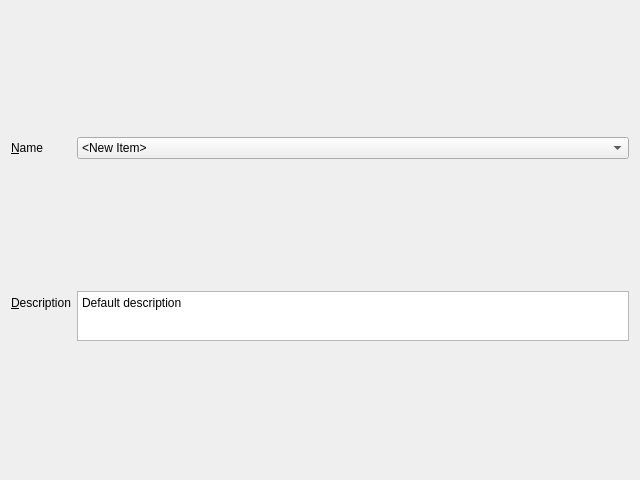
dysonltd-zz/gts, file app/src/tools/core/tabs/CollectionToolWidget.ui: the form before one commit.
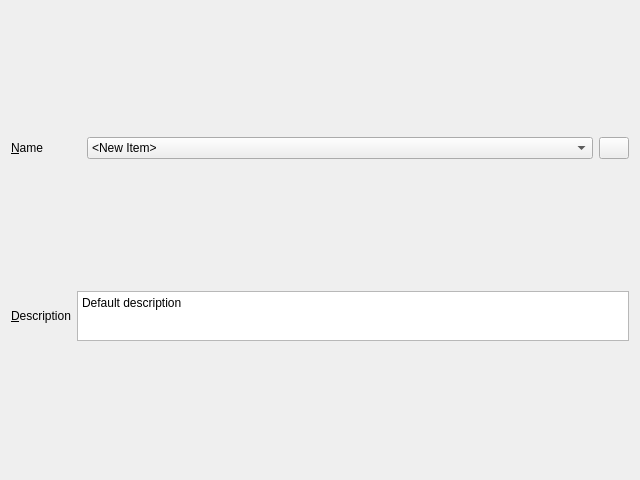
The form after the commit. Icons and pictures are not drawn.

Commit message: Fix for bug #1033 - Added + button to create new items

What changed in the file:
```diff
--- a/app/src/tools/core/tabs/CollectionToolWidget.ui
+++ b/app/src/tools/core/tabs/CollectionToolWidget.ui
@@ -15,9 +15,21 @@
   </property>
   <layout class="QVBoxLayout" name="verticalLayout">
    <item>
-    <layout class="QFormLayout" name="m_toolDetailsLayout">
+    <layout class="QGridLayout" name="gridLayout">
      <item row="0" column="0">
-      <widget class="QLabel" name="label">
+      <widget class="QLabel" name="nameLabel">
+       <property name="sizePolicy">
+        <sizepolicy hsizetype="Minimum" vsizetype="Preferred">
+         <horstretch>0</horstretch>
+         <verstretch>0</verstretch>
+        </sizepolicy>
+       </property>
+       <property name="minimumSize">
+        <size>
+         <width>70</width>
+         <height>0</height>
+        </size>
+       </property>
        <property name="text">
         <string>&amp;Name</string>
        </property>
@@ -29,8 +41,62 @@
        </property>
       </widget>
      </item>
-     <item row="1" column="0">
-      <widget class="QLabel" name="label_2">
+     <item row="0" column="1">
+      <widget class="QComboBox" name="m_nameComboBox">
+       <property name="sizePolicy">
+        <sizepolicy hsizetype="Expanding" vsizetype="Fixed">
+         <horstretch>0</horstretch>
+         <verstretch>0</verstretch>
+        </sizepolicy>
+       </property>
+       <property name="editable">
+        <bool>false</bool>
+       </property>
+       <property name="insertPolicy">
+        <enum>QComboBox::InsertAtBottom</enum>
+       </property>
+       <item>
+        <property name="text">
+         <string>&lt;New Item&gt;</string>
+        </property>
+       </item>
+      </widget>
+     </item>
+     <item row="0" column="2">
+      <widget class="QPushButton" name="m_addButton">
+       <property name="sizePolicy">
+        <sizepolicy hsizetype="Maximum" vsizetype="Fixed">
+         <horstretch>0</horstretch>
+         <verstretch>0</verstretch>
+        </sizepolicy>
+       </property>
+       <property name="maximumSize">
+        <size>
+         <width>30</width>
+         <height>16777215</height>
+        </size>
+       </property>
+       <property name="text">
+        <string/>
+       </property>
+       <property name="icon">
+        <iconset resource="../../../res/resources.qrc">
+         <normaloff>:/add.png</normaloff>:/add.png</iconset>
+       </property>
+       <property name="iconSize">
+        <size>
+         <width>20</width>
+         <height>20</height>
+        </size>
+       </property>
+      </widget>
+     </item>
+    </layout>
+   </item>
+   <item>
+    <layout class="QGridLayout" name="gridLayout_2">
+     <item row="0" column="0">
+      <widget class="QLabel" name="descriptionLabel">
        <property name="frameShape">
         <enum>QFrame::NoFrame</enum>
        </property>
@@ -42,7 +108,7 @@
        </property>
       </widget>
      </item>
-     <item row="1" column="1">
+     <item row="0" column="1">
       <widget class="QPlainTextEdit" name="m_descriptionPlainTextBox">
        <property name="sizePolicy">
         <sizepolicy hsizetype="Expanding" vsizetype="Expanding">
@@ -64,21 +130,6 @@
        </property>
       </widget>
      </item>
-     <item row="0" column="1">
-      <widget class="QComboBox" name="m_nameComboBox">
-       <property name="editable">
-        <bool>false</bool>
-       </property>
-       <property name="insertPolicy">
-        <enum>QComboBox::InsertAtBottom</enum>
-       </property>
-       <item>
-        <property name="text">
-         <string>&lt;New Item&gt;</string>
-        </property>
-       </item>
-      </widget>
-     </item>
     </layout>
    </item>
   </layout>
```
Left out of the diff: 2 changed lines with no effect on the pictures. The commit also changes 5 other files.
